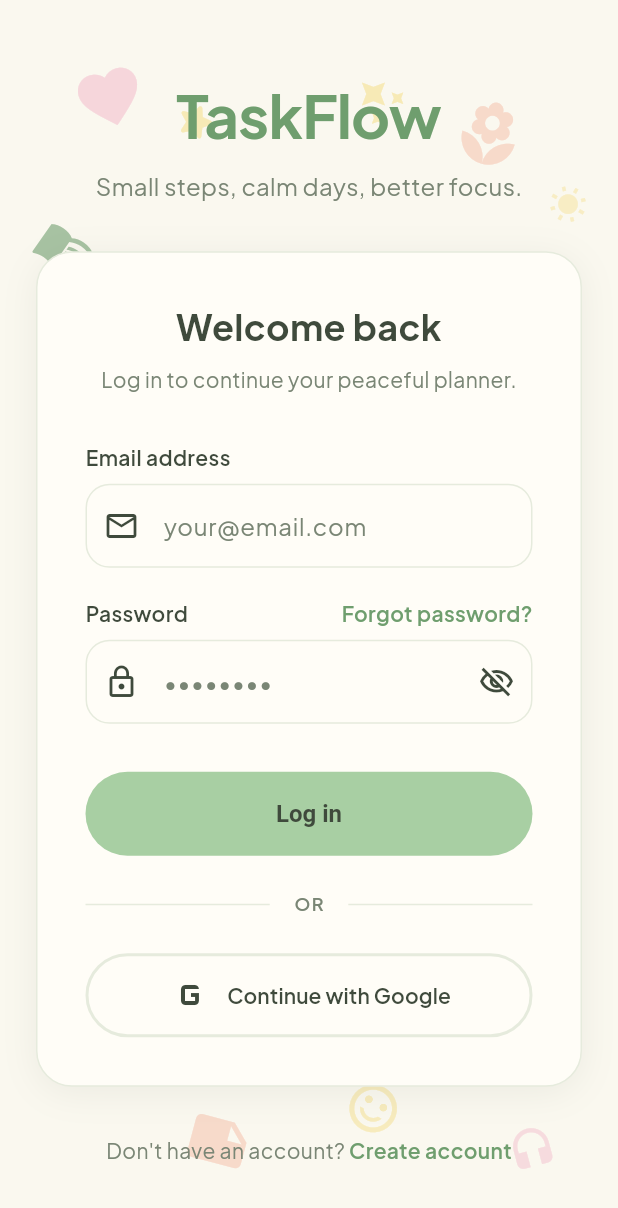
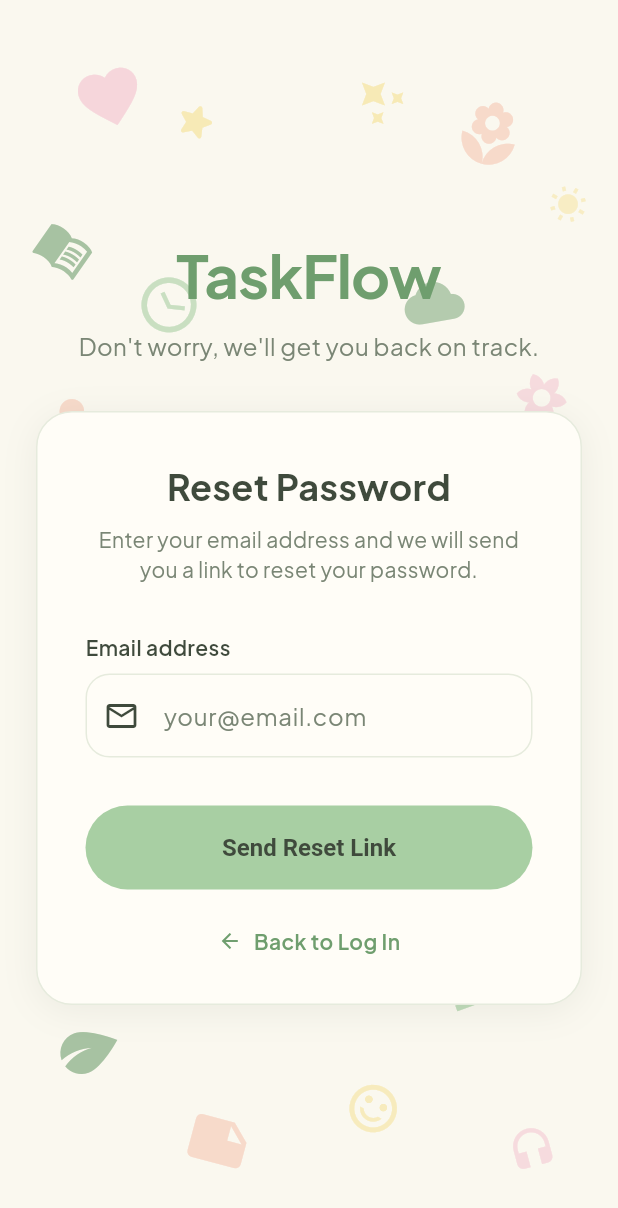
Before and after one commit to duongdohoang2708/PRM392-Project, a Flutter app: the screen it shows after launch, after a tap on "Forgot password?", on a phone screen of 412 x 824 dp. Shown: the top 1208 px of the screen. Run offline on Flutter 3.47's test engine with Material 3 defaults, Android fonts, the phone set to English and light mode, and no system bars; our stand-ins replace google_fonts.

Commit message:
feat: implement authentication module with forgot password screen

```diff
--- /dev/null
+++ b/lib/screens/forgot_password_screen.dart
@@ -0,0 +1,191 @@
+import 'package:flutter/material.dart';
+import '../theme/app_colors.dart';
+import '../widgets/custom_button.dart';
+import '../widgets/custom_text_field.dart';
+import '../widgets/background_pattern.dart';
+import 'login_screen.dart';
+
+class ForgotPasswordScreen extends StatefulWidget {
+  const ForgotPasswordScreen({super.key});
+
+  @override
+  State<ForgotPasswordScreen> createState() => _ForgotPasswordScreenState();
+}
+
+class _ForgotPasswordScreenState extends State<ForgotPasswordScreen> {
+  final _emailController = TextEditingController();
+  bool _isLoading = false;
+
+  void _handleResetPassword() {
+    // Mock reset logic
+    setState(() {
+      _isLoading = true;
+    });
+
+    Future.delayed(const Duration(seconds: 2), () {
+      if (mounted) {
+        setState(() {
+          _isLoading = false;
+        });
+        ScaffoldMessenger.of(context).showSnackBar(
+          const SnackBar(
+            content: Text('Password reset link sent to your email!'),
+            backgroundColor: AppColors.primaryDark,
+          ),
+        );
+      }
+    });
+  }
+
+  @override
+  void dispose() {
+    _emailController.dispose();
+    super.dispose();
+  }
+
+  @override
+  Widget build(BuildContext context) {
+    return Scaffold(
+      backgroundColor: AppColors.background,
+      body: Stack(
+        children: [
+          // Background Pattern
+          const BackgroundPattern(),
+
+          // Main Content
+          SafeArea(
+            child: Center(
+              child: SingleChildScrollView(
+                padding: const EdgeInsets.symmetric(horizontal: 24, vertical: 32),
+                child: Column(
+                  mainAxisAlignment: MainAxisAlignment.center,
+                  children: [
+                    // Header Branding
+                    const Text(
+                      'TaskFlow',
+                      style: TextStyle(
+                        fontSize: 40,
+                        fontWeight: FontWeight.w700,
+                        color: AppColors.primaryDark,
+                        letterSpacing: -0.5,
+                      ),
+                    ),
+                    const SizedBox(height: 8),
+                    const Text(
+                      'Don\'t worry, we\'ll get you back on track.',
+                      style: TextStyle(
+                        fontSize: 16,
+                        color: AppColors.textSecondary,
+                      ),
+                      textAlign: TextAlign.center,
+                    ),
+                    const SizedBox(height: 32),
+
+                    // Reset Password Card
+                    Container(
+                      width: double.infinity,
+                      constraints: const BoxConstraints(maxWidth: 480),
+                      padding: const EdgeInsets.all(32),
+                      decoration: BoxDecoration(
+                        color: AppColors.surface,
+                        borderRadius: BorderRadius.circular(24),
+                        border: Border.all(color: AppColors.border),
+                        boxShadow: [
+                          BoxShadow(
+                            color: AppColors.textPrimary.withAlpha((255 * 0.08).round()),
+                            blurRadius: 20,
+                            offset: const Offset(0, 4),
+                          ),
+                        ],
+                      ),
+                      child: Column(
+                        crossAxisAlignment: CrossAxisAlignment.stretch,
+                        children: [
+                          const Text(
+                            'Reset Password',
+                            textAlign: TextAlign.center,
+                            style: TextStyle(
+                              fontSize: 24,
+                              fontWeight: FontWeight.w700,
+                              color: AppColors.textPrimary,
+                            ),
+                          ),
+                          const SizedBox(height: 8),
+                          const Text(
+                            'Enter your email address and we will send you a link to reset your password.',
+                            textAlign: TextAlign.center,
+                            style: TextStyle(
+                              fontSize: 14,
+                              color: AppColors.textSecondary,
+                            ),
+                          ),
+                          const SizedBox(height: 32),
+
+                          // Email Input
+                          const Text(
+                            'Email address',
+                            style: TextStyle(
+                              fontSize: 14,
+                              fontWeight: FontWeight.w600,
+                              color: AppColors.textPrimary,
+                            ),
+                          ),
+                          const SizedBox(height: 8),
+                          CustomTextField(
+                            hintText: 'your@email.com',
+                            controller: _emailController,
+                            keyboardType: TextInputType.emailAddress,
+                            prefixIcon: const Icon(Icons.mail_outline),
+                          ),
+                          const SizedBox(height: 32),
+
+                          // Reset Button
+                          CustomButton(
+                            text: 'Send Reset Link',
+                            onPressed: _handleResetPassword,
+                            isLoading: _isLoading,
+                          ),
+                          const SizedBox(height: 24),
+
+                          // Back to Login Link
+                          Center(
+                            child: GestureDetector(
+                              onTap: () {
+                                Navigator.of(context).pushReplacement(
+                                  MaterialPageRoute(builder: (context) => const LoginScreen()),
+                                );
+                              },
+                              child: const Row(
+                                mainAxisAlignment: MainAxisAlignment.center,
+                                children: [
+                                  Icon(
+                                    Icons.arrow_back,
+                                    size: 16,
+                                    color: AppColors.primaryDark,
+                                  ),
+                                  SizedBox(width: 8),
+                                  Text(
+                                    'Back to Log In',
+                                    style: TextStyle(
+                                      fontSize: 14,
+                                      fontWeight: FontWeight.w600,
+                                      color: AppColors.primaryDark,
+                                    ),
+                                  ),
+                                ],
+                              ),
+                            ),
+                          ),
+                        ],
+                      ),
+                    ),
+                  ],
+                ),
+              ),
+            ),
+          ),
+        ],
+      ),
+    );
+  }
+}
--- a/lib/screens/login_screen.dart
+++ b/lib/screens/login_screen.dart
@@ -3,6 +3,8 @@ import '../theme/app_colors.dart';
 import '../widgets/custom_button.dart';
 import '../widgets/custom_text_field.dart';
 import '../widgets/background_pattern.dart';
+import 'register_screen.dart';
+import 'forgot_password_screen.dart';
 
 class LoginScreen extends StatefulWidget {
   const LoginScreen({super.key});
@@ -154,7 +156,9 @@ class _LoginScreenState extends State<LoginScreen> {
                               ),
                               GestureDetector(
                                 onTap: () {
-                                  // Forgot password action
+                                  Navigator.of(context).pushReplacement(
+                                    MaterialPageRoute(builder: (context) => const ForgotPasswordScreen()),
+                                  );
                                 },
                                 child: const Text(
                                   'Forgot password?',
@@ -238,7 +242,9 @@ class _LoginScreenState extends State<LoginScreen> {
                         ),
                         GestureDetector(
                           onTap: () {
-                            // Navigate to Sign Up
+                            Navigator.of(context).pushReplacement(
+                              MaterialPageRoute(builder: (context) => const RegisterScreen()),
+                            );
                           },
                           child: const Text(
                             'Create account',
```
